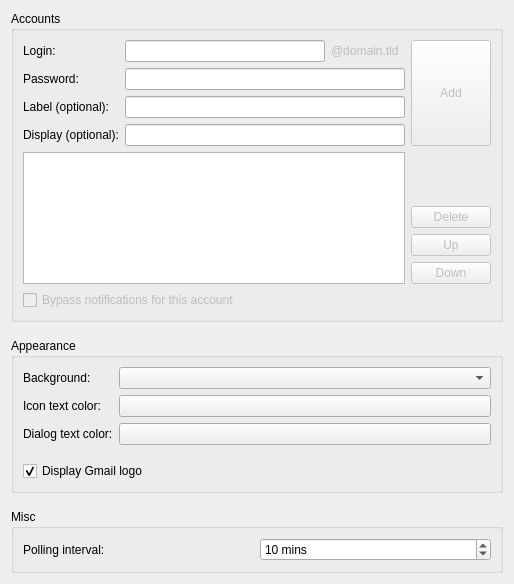
Before: the Qt Designer form src/applet/gmailnotifierappletconfig.ui in xxsergzzxx/gmailnotifier, drawn with Qt 5.
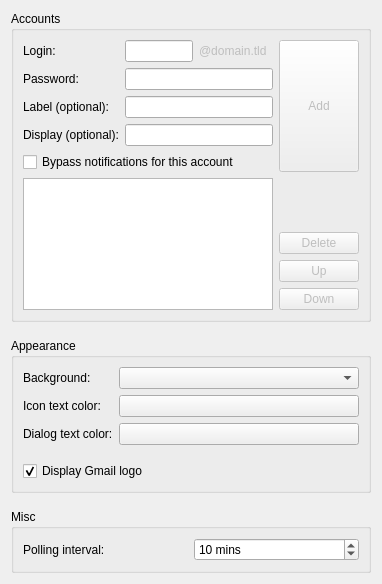
After: the same form once the commit is applied. Custom widgets are drawn as their Qt base class.

Commit message: Enable the notifications bypassing feature in the CGUI

The edit to the form file:
```diff
--- a/src/applet/gmailnotifierappletconfig.ui
+++ b/src/applet/gmailnotifierappletconfig.ui
@@ -6,7 +6,7 @@
    <rect>
     <x>0</x>
     <y>0</y>
-    <width>514</width>
+    <width>382</width>
     <height>584</height>
    </rect>
   </property>
@@ -166,6 +166,19 @@
             </item>
            </layout>
           </item>
+          <item row="5" column="0" colspan="2">
+           <widget class="QCheckBox" name="cbBypassNotifications">
+            <property name="enabled">
+             <bool>true</bool>
+            </property>
+            <property name="toolTip">
+             <string>Don't do any notifications for this account</string>
+            </property>
+            <property name="text">
+             <string>Bypass notifications for this account</string>
+            </property>
+           </widget>
+          </item>
          </layout>
         </item>
         <item row="0" column="1">
@@ -285,19 +298,6 @@
         </item>
        </layout>
       </item>
-      <item row="1" column="0">
-       <widget class="QCheckBox" name="cbBypassNotifications">
-        <property name="enabled">
-         <bool>false</bool>
-        </property>
-        <property name="toolTip">
-         <string>Don't do any notifications for this account</string>
-        </property>
-        <property name="text">
-         <string>Bypass notifications for this account</string>
-        </property>
-       </widget>
-      </item>
      </layout>
     </widget>
    </item>
```
